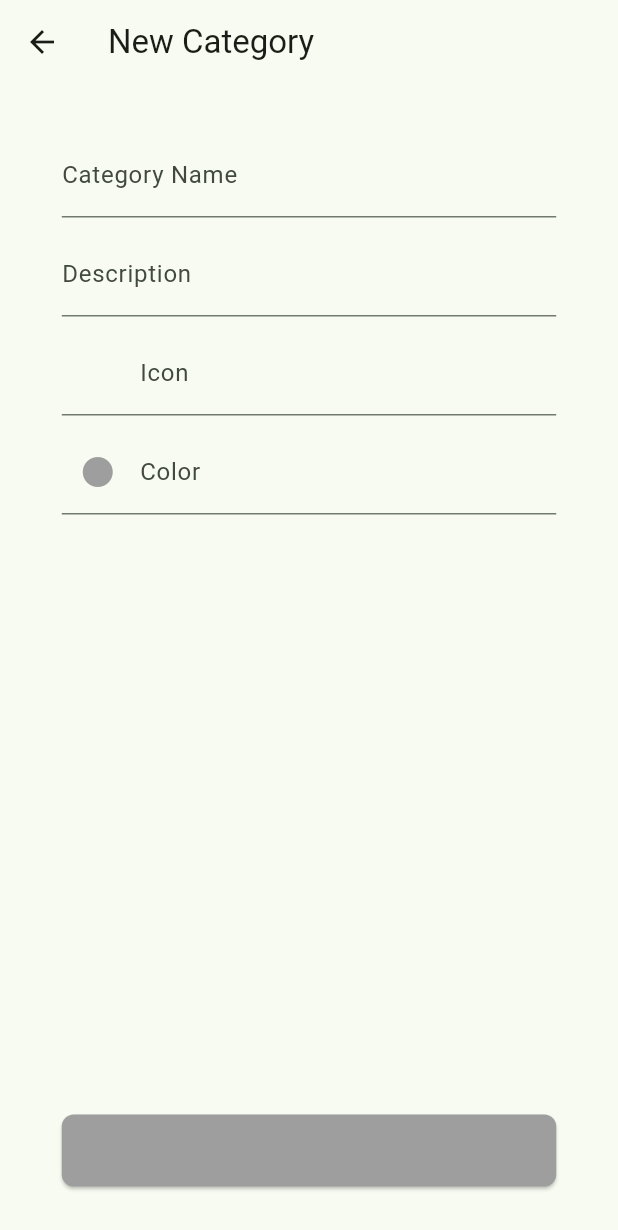
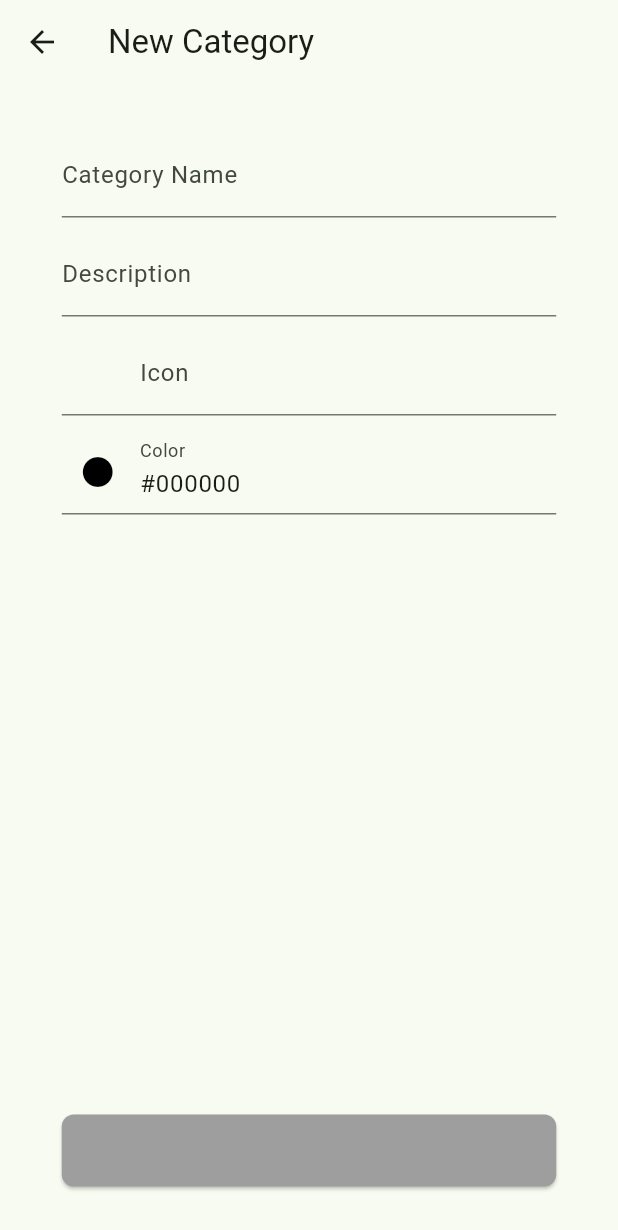
Before and after one commit to dimasyanu/FamilyFinance, a Flutter app: the CategoriesFormPage screen opened directly with empty values, on a phone screen of 412 x 824 dp. Shown: the top 1230 px of the screen. Run offline on Flutter 3.47's test engine with Material 3 defaults, Android fonts, the light colour scheme and no system bars; drawn by our look-alikes of loader_overlay; our stand-ins replace flutter_colorpicker, flutter_dotenv, flutter_secure_storage, localstorage, pull_to_refresh_flutter3; missing offline and left inert: currency_textfield, flutter_iconpicker; accounts and stored records are empty.

```diff
--- a/family_finance_app/lib/pages/category_page/categories_form_page.dart
+++ b/family_finance_app/lib/pages/category_page/categories_form_page.dart
@@ -42,6 +42,20 @@ class _CategoriesFormPageState extends State<CategoriesFormPage> {
   final _iconController = TextEditingController();
 
   bool _isLoaded = false;
+
+  @override
+  void initState() {
+    super.initState();
+
+    if (widget.isNew) {
+      _colorController.text = '#000000'; // Default color for new accounts
+      _pickerColor = Utils.hexStringToColor(_colorController.text);
+    } else {
+      WidgetsBinding.instance.addPostFrameCallback((_) {
+        loadCategoryData(context);
+      });
+    }
+  }
 
   Future<void> loadCategoryData(BuildContext context) async {
     final api = ApiCategory(context);
@@ -101,22 +115,8 @@ class _CategoriesFormPageState extends State<CategoriesFormPage> {
           ),
           child: Column(
             children: <Widget>[
-              FutureBuilder(
-                future: loadFormData(context),
-                builder: (context, snapshot) {
-                  if (snapshot.connectionState == ConnectionState.waiting) {
-                    return Center(child: CircularProgressIndicator());
-                  } else if (snapshot.hasError) {
-                    return Center(
-                      child: Text(
-                        'Error loading categories: ${snapshot.error}',
-                        style: TextStyle(color: Colors.red),
-                      ),
-                    );
-                  }
-                  context.loaderOverlay.hide();
-
-                  return Form(
+              Center(
+                child: Form(
                   key: _formKey,
                   child: Column(
                     spacing: 10,
@@ -124,9 +124,7 @@ class _CategoriesFormPageState extends State<CategoriesFormPage> {
                     children: <Widget>[
                       TextFormField(
                         controller: _categoryNameController,
-                          decoration: InputDecoration(
-                            labelText: 'Category Name',
-                          ),
+                        decoration: InputDecoration(labelText: 'Category Name'),
                         onChanged: (value) => _categoryName = value,
                         validator: (value) => value == null || value.isEmpty
                             ? 'Please enter a category name'
@@ -199,8 +197,7 @@ class _CategoriesFormPageState extends State<CategoriesFormPage> {
                       ),
                     ],
                   ),
-                  );
-                },
+                ),
               ),
               Expanded(
                 child: Align(
```
Also changed, not shown: family_finance_app/lib/pages/account_page/accounts_form_page.dart (+30 -16 lines), family_finance_app/lib/pages/account_page/accounts_page.dart (+19 -6 lines), family_finance_app/lib/pages/category_page/categories_page.dart (+16 -2 lines). Lines whose indentation alone changed are shown as unchanged.
